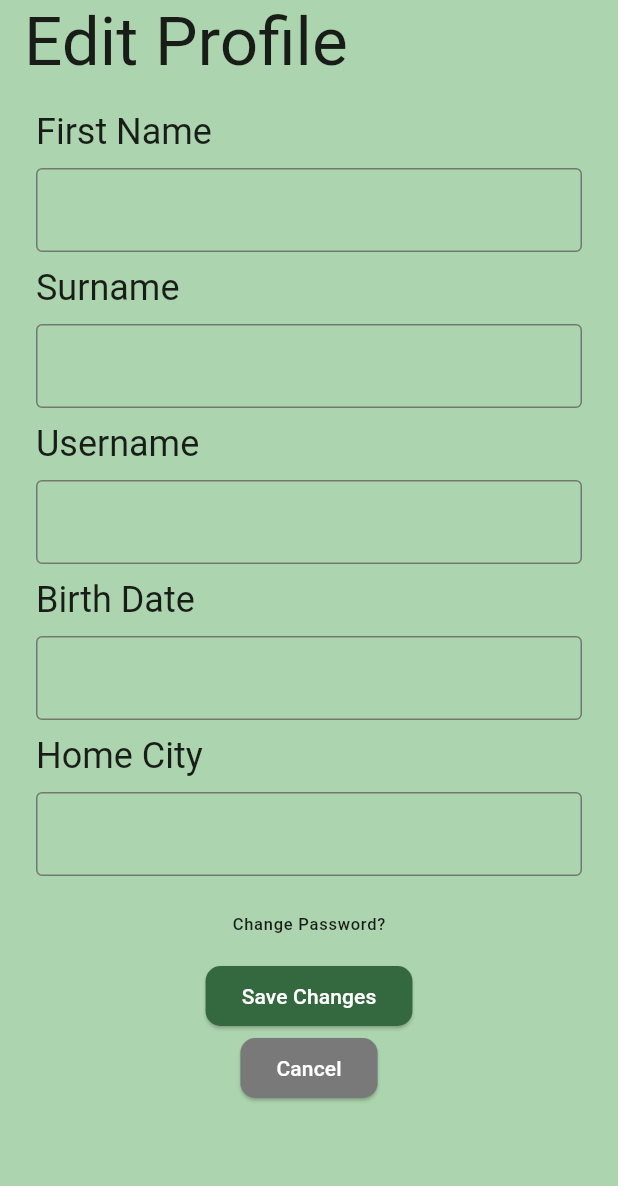
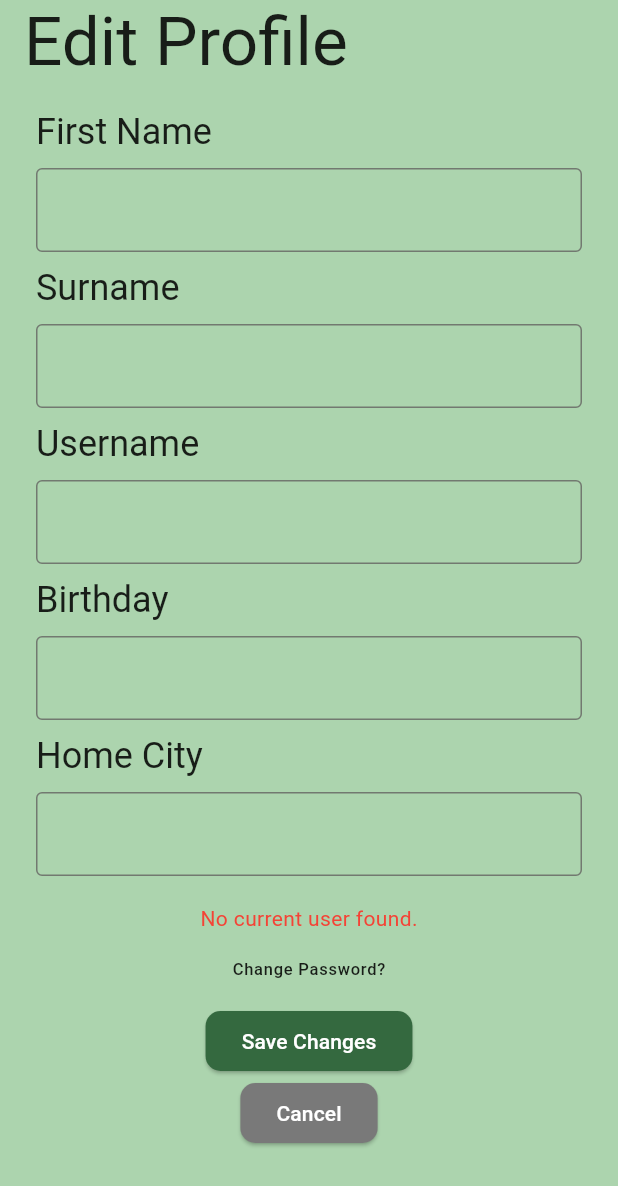
Before and after one commit to sharlenecera/BPToursApp, a Flutter app: the EditProfilePage screen opened by its route, after a tap on "Save Changes", on a phone screen of 412 x 824 dp. Shown: the top 1186 px of the screen. Run offline on Flutter 3.47's test engine with Material 3 defaults, Android fonts, the phone set to English and light mode, and no system bars; our stand-ins replace flutter_secure_storage; accounts and stored records are empty.

Commit message:
Edit Profile page: Added updateProfile function, changed variable name from birthDate to birthday.

```diff
--- a/lib/edit_profile_screen.dart
+++ b/lib/edit_profile_screen.dart
@@ -16,7 +16,7 @@ class _EditProfilePageState extends State<EditProfilePage> {
   final TextEditingController _firstNameController = TextEditingController();
   final TextEditingController _surnameController = TextEditingController();
   final TextEditingController _usernameController = TextEditingController();
-  final TextEditingController _birthDateController = TextEditingController();
+  final TextEditingController _birthdayController = TextEditingController();
   final TextEditingController _homeCityController = TextEditingController();
   String _errorMessage = '';
 
@@ -31,7 +31,7 @@ class _EditProfilePageState extends State<EditProfilePage> {
     _firstNameController.dispose();
     _surnameController.dispose();
     _usernameController.dispose();
-    _birthDateController.dispose();
+    _birthdayController.dispose();
     _homeCityController.dispose();
     super.dispose();
   }
@@ -48,7 +48,7 @@ class _EditProfilePageState extends State<EditProfilePage> {
             _firstNameController.text = user['firstName'] ?? '';
             _surnameController.text = user['surname'] ?? '';
             _usernameController.text = user['username'] ?? '';
-            _birthDateController.text = user['birthday'] ?? '';
+            _birthdayController.text = user['birthday'] ?? '';
             _homeCityController.text = user['homeCity'] ?? '';
           });
         }
@@ -57,7 +57,38 @@ class _EditProfilePageState extends State<EditProfilePage> {
   }
 
   void updateProfile() async {
+    final currentUser = await storage.read(key: 'currentUser');
+    if (currentUser != null) {
+      final usersJSON = await storage.read(key: 'users');
+      if (usersJSON != null) {
+        List<Map<String, dynamic>> users = List<Map<String, dynamic>>.from(json.decode(usersJSON));
+        final userIndex = users.indexWhere((user) => user['username'] == currentUser);
+        if (userIndex > -1) {
+          users[userIndex]['firstName'] = _firstNameController.text;
+          users[userIndex]['surname'] = _surnameController.text;
+          users[userIndex]['username'] = _usernameController.text;
+          users[userIndex]['birthday'] = _birthdayController.text;
+          users[userIndex]['homeCity'] = _homeCityController.text;
 
+          await storage.write(key: 'users', value: json.encode(users));
+          if (mounted) {
+            Navigator.pop(context);
+          }
+        } else {
+          setState(() {
+            _errorMessage = 'User not found.';
+          });
+        }
+      } else {
+        setState(() {
+          _errorMessage = 'No users found.';
+        });
+      }
+    } else {
+      setState(() {
+        _errorMessage = 'No current user found.';
+      });
+    }
   }
 
   @override
@@ -138,14 +169,14 @@ class _EditProfilePageState extends State<EditProfilePage> {
               children: [
                 Padding(
                   padding: const EdgeInsets.only(left: 8.0),
-                  child: Text('Birth Date', style: Theme.of(context).textTheme.headlineSmall,),
+                  child: Text('Birthday', style: Theme.of(context).textTheme.headlineSmall,),
                 ),
               ],
             ),
             Padding(
               padding: const EdgeInsets.all(8.0),
               child: TextField(
-                controller: _birthDateController,
+                controller: _birthdayController,
                 decoration: InputDecoration(
                   border: OutlineInputBorder(),
                 ),
```
